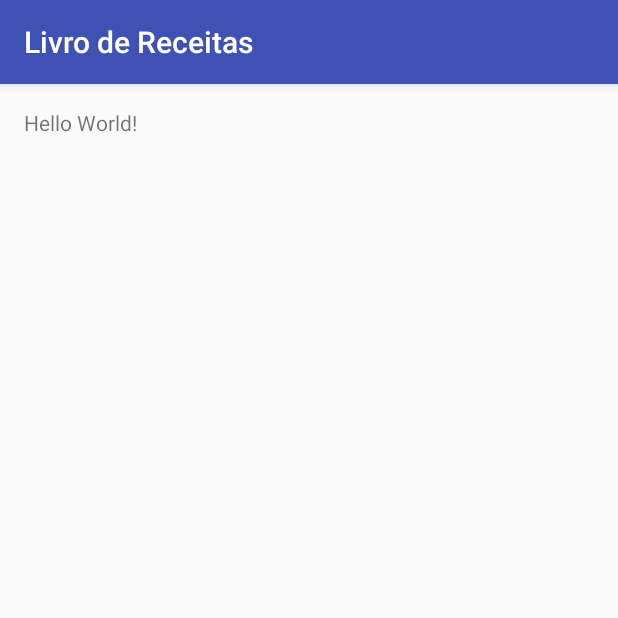
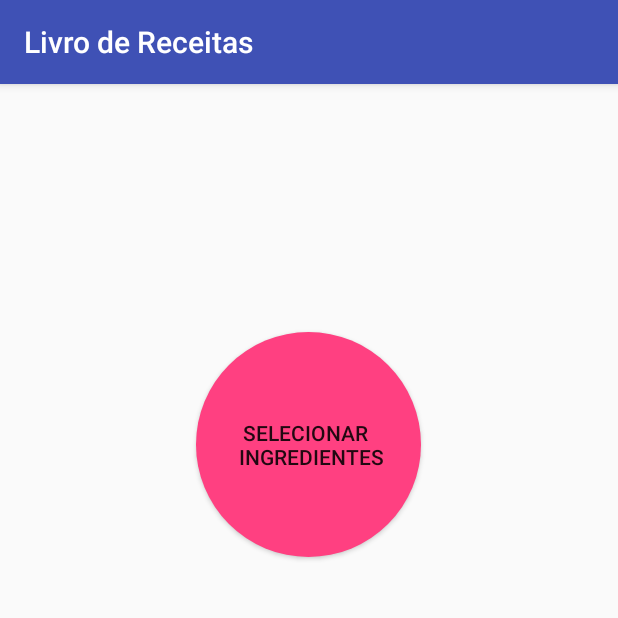
Before and after one commit to LucasAurelio/livro-de-receitas, an Android app: the screen it shows after launch (MainActivity), on a phone screen of 412 x 824 dp, the top half of it. Run offline under Robolectric (Android 15) with nearby library versions, the phone set to English and light mode, and no system bars; libraries missing offline, so code that uses them is left out: com.roughike.bottombar; 3 statements that could not run were skipped.

Commit message:
Adicionando botão de seleção de ingredientes

```diff
--- /dev/null
+++ b/app/src/main/res/drawable/circle_btn.xml
@@ -0,0 +1,8 @@
+<?xml version="1.0" encoding="UTF-8"?>
+<shape xmlns:android="http://schemas.android.com/apk/res/android"
+    android:shape="oval">
+    <solid android:color="@color/colorAccent"/>
+    <size android:height="150dp"
+        android:width="150dp">
+    </size>
+</shape>
--- a/app/src/main/res/layout/activity_main.xml
+++ b/app/src/main/res/layout/activity_main.xml
@@ -9,8 +9,23 @@
     android:paddingTop="@dimen/activity_vertical_margin"
     tools:context="com.projetoes.livrodereceitas.MainActivity">
 
-    <TextView
-        android:layout_width="wrap_content"
-        android:layout_height="wrap_content"
-        android:text="Hello World!" />
+
+
+    <RelativeLayout
+        android:layout_width="match_parent"
+        android:layout_height="match_parent">
+
+        <Button
+            android:layout_width="wrap_content"
+            android:layout_height="wrap_content"
+            android:onClick="onButtonPressed"
+            android:id="@+id/search_btn"
+            android:text="@string/select_btn_text"
+            android:background="@drawable/circle_btn"
+            android:layout_alignParentTop="true"
+            android:layout_centerHorizontal="true"
+            android:layout_marginTop="149dp" />
+
+    </RelativeLayout>
+
 </RelativeLayout>
--- a/app/src/main/res/values/strings.xml
+++ b/app/src/main/res/values/strings.xml
@@ -6,4 +6,5 @@
     <string name="search_text_menu">Pesquisar</string>
     <string name="favorite_text_menu">Favoritos</string>
     <string name="help_text_menu">Ajuda</string>
+    <string name="select_btn_text">Selecionar \n Ingredientes</string>
 </resources>
```
Also changed, not shown: app/src/main/java/com/projetoes/livrodereceitas/MainActivity.java (+14 -8 lines), app/src/main/java/com/projetoes/livrodereceitas/fragments/InitialFragment.java (deleted, +0 -101 lines), app/src/main/res/layout/fragment_blank.xml (deleted, +0 -13 lines).
